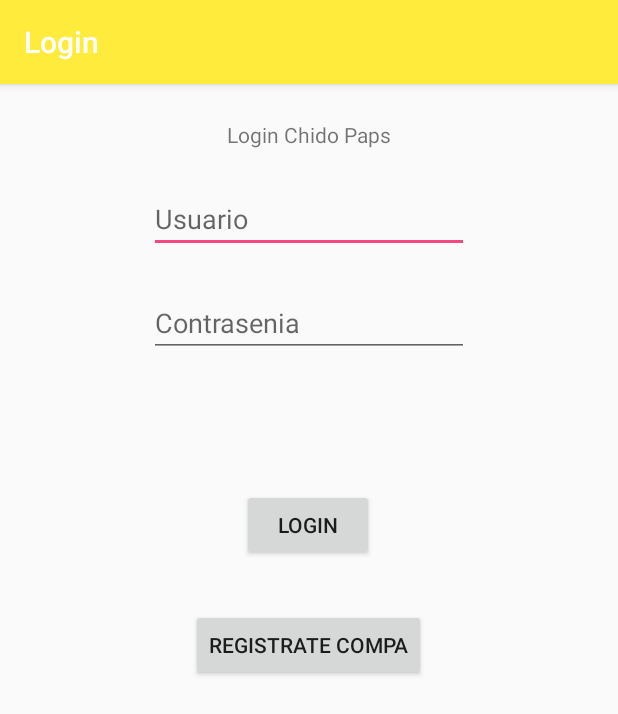
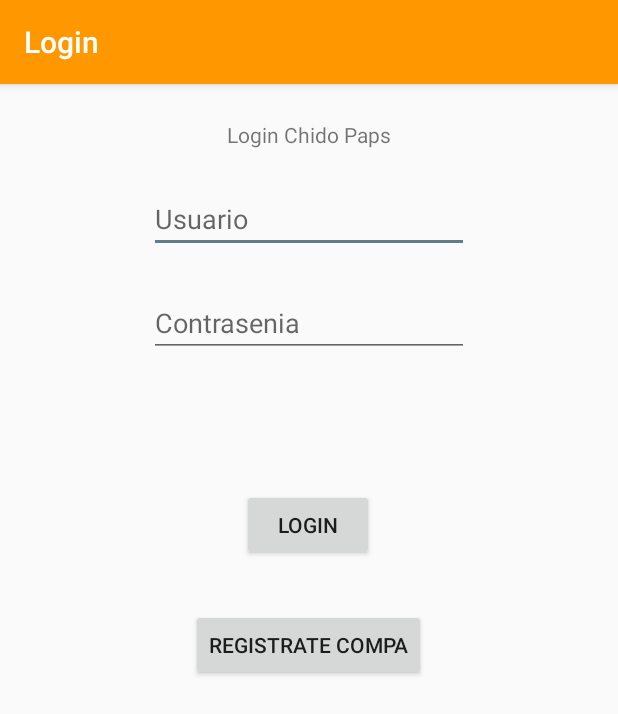
Before and after one commit to DarkMarksDoe/Pr03_3rdLibraries, an Android app: the screen it shows after launch (MainActivity), on a phone screen of 412 x 824 dp. Shown: the top 714 px of the screen. Run offline under Robolectric (Android 15) with nearby library versions, the phone set to English and light mode, and no system bars; libraries missing offline, so code that uses them is left out: com.github.johnpersano.supertoasts.

Commit message:
Changed Pimary,PrimaryDark, Accent Color from sytles.xml Added a bundle for talking into classes

```diff
--- a/app/src/main/java/com/mrk2/login/ListaUsuariosActivity.java
+++ b/app/src/main/java/com/mrk2/login/ListaUsuariosActivity.java
@@ -28,7 +28,7 @@ public class ListaUsuariosActivity extends MainActivity {
         setContentView(R.layout.activity_lista_usuarios);
         //Relationate java control with xml file
         lvUsuarios = findViewById(R.id.lua_list_users);
-
+        //Bundle bundle = getExtraData();
         cargamePapu();
 
     }
--- a/app/src/main/java/com/mrk2/login/MainActivity.java
+++ b/app/src/main/java/com/mrk2/login/MainActivity.java
@@ -66,6 +66,7 @@ public class MainActivity extends AppCompatActivity {
                     txtPswd.setText("");
                     txtUser.setText("");
                     Intent intent = new Intent(this, ListaUsuariosActivity.class);
+                    intent.putExtra("valor","Hello There...");
                     startActivity(intent);
                 }else{
                     mSuperToast("Bad Credentials", Style.TYPE_BUTTON);
--- a/app/src/main/res/values/styles.xml
+++ b/app/src/main/res/values/styles.xml
@@ -3,9 +3,10 @@
     <!-- Base application theme. -->
     <style name="AppTheme" parent="Theme.AppCompat.Light.DarkActionBar">
         <!-- Customize your theme here. -->
-        <item name="colorPrimary">@color/colorPrimary</item>
-        <item name="colorPrimaryDark">@color/colorPrimaryDark</item>
-        <item name="colorAccent">@color/colorAccent</item>
+        <item name="colorPrimary">#FF9800</item>
+        <item name="colorPrimaryDark">#F57C00</item>
+        <item name="colorAccent">#607D8B</item>
+
     </style>
 
 </resources>
```
